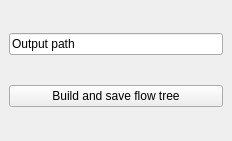
Before: the Qt Designer form flow_map_builder_dockwidget_base.ui in glebpinigin/flow_map_builder, drawn with Qt 5.
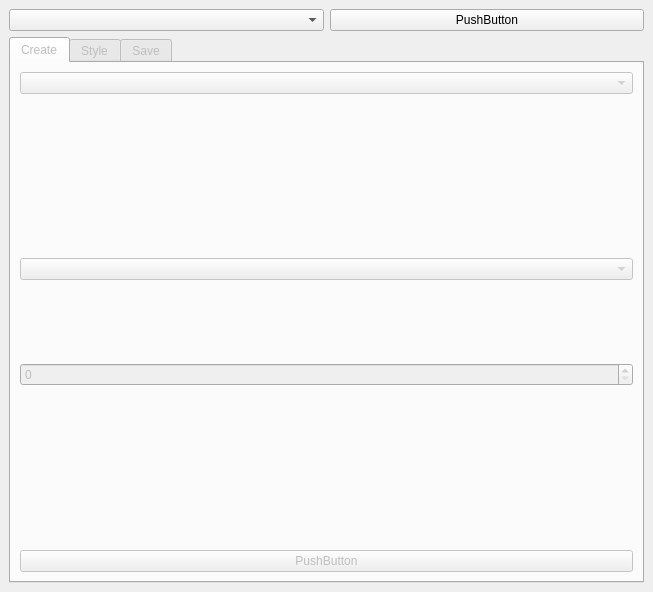
After: the same form once the commit is applied. Custom widgets are drawn as their Qt base class.

Commit message: Tabs and button added

What changed in the file:
```diff
--- a/flow_map_builder_dockwidget_base.ui
+++ b/flow_map_builder_dockwidget_base.ui
@@ -6,8 +6,8 @@
    <rect>
     <x>0</x>
     <y>0</y>
-    <width>232</width>
-    <height>141</height>
+    <width>653</width>
+    <height>592</height>
    </rect>
   </property>
   <property name="windowTitle">
@@ -16,37 +16,170 @@
   <widget class="QWidget" name="dockWidgetContents">
    <layout class="QGridLayout" name="gridLayout">
     <item row="0" column="0">
-     <widget class="QLineEdit" name="out_path">
-      <property name="inputMask">
-       <string/>
-      </property>
-      <property name="text">
-       <string>Output path</string>
-      </property>
-      <property name="maxLength">
-       <number>32767</number>
-      </property>
-      <property name="clearButtonEnabled">
-       <bool>false</bool>
-      </property>
-     </widget>
+     <layout class="QHBoxLayout" name="horizontalLayout_2">
+      <item>
+       <widget class="QComboBox" name="context_hub"/>
+      </item>
+      <item>
+       <widget class="QPushButton" name="add_tree">
+        <property name="text">
+         <string>PushButton</string>
+        </property>
+       </widget>
+      </item>
+     </layout>
     </item>
     <item row="1" column="0">
-     <widget class="QPushButton" name="do_main">
-      <property name="text">
-       <string>Build and save flow tree</string>
-      </property>
-      <property name="checkable">
+     <widget class="QTabWidget" name="tab_widget">
+      <property name="enabled">
        <bool>false</bool>
       </property>
-      <property name="autoDefault">
-       <bool>false</bool>
+      <property name="currentIndex">
+       <number>0</number>
       </property>
+      <widget class="QWidget" name="tab_create">
+       <attribute name="title">
+        <string>Create</string>
+       </attribute>
+       <layout class="QVBoxLayout" name="verticalLayout">
+        <item>
+         <widget class="QgsMapLayerComboBox" name="mMapLayerComboBox">
+          <property name="filters">
+           <set>QgsMapLayerProxyModel::PointLayer</set>
+          </property>
+          <property name="showCrs">
+           <bool>true</bool>
+          </property>
+         </widget>
+        </item>
+        <item>
+         <spacer name="verticalSpacer">
+          <property name="orientation">
+           <enum>Qt::Vertical</enum>
+          </property>
+          <property name="sizeHint" stdset="0">
+           <size>
+            <width>20</width>
+            <height>40</height>
+           </size>
+          </property>
+         </spacer>
+        </item>
+        <item>
+         <widget class="QgsFieldExpressionWidget" name="mFieldExpressionWidget"/>
+        </item>
+        <item>
+         <spacer name="verticalSpacer_5">
+          <property name="orientation">
+           <enum>Qt::Vertical</enum>
+          </property>
+          <property name="sizeHint" stdset="0">
+           <size>
+            <width>20</width>
+            <height>40</height>
+           </size>
+          </property>
+         </spacer>
+        </item>
+        <item>
+         <widget class="QgsFeatureListComboBox" name="mFeatureListComboBox"/>
+        </item>
+        <item>
+         <spacer name="verticalSpacer_4">
+          <property name="orientation">
+           <enum>Qt::Vertical</enum>
+          </property>
+          <property name="sizeHint" stdset="0">
+           <size>
+            <width>20</width>
+            <height>40</height>
+           </size>
+          </property>
+         </spacer>
+        </item>
+        <item>
+         <widget class="QgsSpinBox" name="mQgsSpinBox"/>
+        </item>
+        <item>
+         <spacer name="verticalSpacer_3">
+          <property name="orientation">
+           <enum>Qt::Vertical</enum>
+          </property>
+          <property name="sizeHint" stdset="0">
+           <size>
+            <width>20</width>
+            <height>40</height>
+           </size>
+          </property>
+         </spacer>
+        </item>
+        <item>
+         <widget class="QgsProjectionSelectionWidget" name="mQgsProjectionSelectionWidget"/>
+        </item>
+        <item>
+         <spacer name="verticalSpacer_2">
+          <property name="orientation">
+           <enum>Qt::Vertical</enum>
+          </property>
+          <property name="sizeHint" stdset="0">
+           <size>
+            <width>20</width>
+            <height>40</height>
+           </size>
+          </property>
+         </spacer>
+        </item>
+        <item>
+         <widget class="QPushButton" name="pushButton">
+          <property name="text">
+           <string>PushButton</string>
+          </property>
+         </widget>
+        </item>
+       </layout>
+      </widget>
+      <widget class="QWidget" name="tab_style">
+       <attribute name="title">
+        <string>Style</string>
+       </attribute>
+      </widget>
+      <widget class="QWidget" name="tab_save">
+       <attribute name="title">
+        <string>Save</string>
+       </attribute>
+      </widget>
      </widget>
     </item>
    </layout>
   </widget>
  </widget>
+ <customwidgets>
+  <customwidget>
+   <class>QgsFeatureListComboBox</class>
+   <extends>QComboBox</extends>
+   <header>qgsfeaturelistcombobox.h</header>
+  </customwidget>
+  <customwidget>
+   <class>QgsFieldExpressionWidget</class>
+   <extends>QWidget</extends>
+   <header>qgsfieldexpressionwidget.h</header>
+  </customwidget>
+  <customwidget>
+   <class>QgsMapLayerComboBox</class>
+   <extends>QComboBox</extends>
+   <header>qgsmaplayercombobox.h</header>
+  </customwidget>
+  <customwidget>
+   <class>QgsProjectionSelectionWidget</class>
+   <extends>QWidget</extends>
+   <header>qgsprojectionselectionwidget.h</header>
+  </customwidget>
+  <customwidget>
+   <class>QgsSpinBox</class>
+   <extends>QSpinBox</extends>
+   <header>qgsspinbox.h</header>
+  </customwidget>
+ </customwidgets>
  <resources/>
  <connections/>
 </ui>
```
The commit also changes 2 other files.
